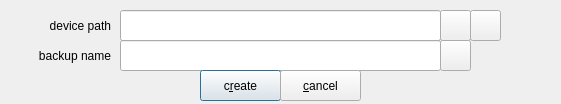
The window that zuluCrypt-gui/managevolumeheader.ui (mhogomchungu/zuluCrypt) describes before a commit, drawn with Qt 5.
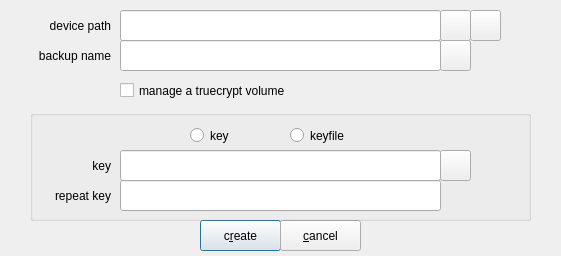
The same window after the commit.

Patch:
```diff
--- a/zuluCrypt-gui/managevolumeheader.ui
+++ b/zuluCrypt-gui/managevolumeheader.ui
@@ -10,7 +10,7 @@
     <x>0</x>
     <y>0</y>
     <width>561</width>
-    <height>104</height>
+    <height>256</height>
    </rect>
   </property>
   <property name="windowTitle">
@@ -65,7 +65,7 @@
    <property name="geometry">
     <rect>
      <x>200</x>
-     <y>70</y>
+     <y>220</y>
      <width>81</width>
      <height>31</height>
     </rect>
@@ -84,7 +84,7 @@
    <property name="geometry">
     <rect>
      <x>280</x>
-     <y>70</y>
+     <y>220</y>
      <width>81</width>
      <height>31</height>
     </rect>
@@ -154,6 +154,135 @@
     <string/>
    </property>
   </widget>
+  <widget class="QGroupBox" name="groupBox">
+   <property name="geometry">
+    <rect>
+     <x>30</x>
+     <y>110</y>
+     <width>501</width>
+     <height>111</height>
+    </rect>
+   </property>
+   <property name="title">
+    <string/>
+   </property>
+   <widget class="QLineEdit" name="lineEditPassWord">
+    <property name="geometry">
+     <rect>
+      <x>90</x>
+      <y>40</y>
+      <width>321</width>
+      <height>31</height>
+     </rect>
+    </property>
+    <property name="echoMode">
+     <enum>QLineEdit::Password</enum>
+    </property>
+   </widget>
+   <widget class="QLineEdit" name="lineEditRepeatPassWord">
+    <property name="geometry">
+     <rect>
+      <x>90</x>
+      <y>70</y>
+      <width>321</width>
+      <height>31</height>
+     </rect>
+    </property>
+    <property name="echoMode">
+     <enum>QLineEdit::Password</enum>
+    </property>
+   </widget>
+   <widget class="QPushButton" name="pBKeyFile">
+    <property name="geometry">
+     <rect>
+      <x>410</x>
+      <y>40</y>
+      <width>31</width>
+      <height>31</height>
+     </rect>
+    </property>
+    <property name="text">
+     <string/>
+    </property>
+   </widget>
+   <widget class="QRadioButton" name="rbKey">
+    <property name="geometry">
+     <rect>
+      <x>160</x>
+      <y>10</y>
+      <width>96</width>
+      <height>31</height>
+     </rect>
+    </property>
+    <property name="text">
+     <string>key</string>
+    </property>
+   </widget>
+   <widget class="QRadioButton" name="rbKeyFile">
+    <property name="geometry">
+     <rect>
+      <x>260</x>
+      <y>10</y>
+      <width>96</width>
+      <height>31</height>
+     </rect>
+    </property>
+    <property name="text">
+     <string>keyfile</string>
+    </property>
+   </widget>
+   <widget class="QLabel" name="label">
+    <property name="geometry">
+     <rect>
+      <x>10</x>
+      <y>40</y>
+      <width>71</width>
+      <height>31</height>
+     </rect>
+    </property>
+    <property name="text">
+     <string>key</string>
+    </property>
+    <property name="alignment">
+     <set>Qt::AlignRight|Qt::AlignTrailing|Qt::AlignVCenter</set>
+    </property>
+    <property name="wordWrap">
+     <bool>true</bool>
+    </property>
+   </widget>
+   <widget class="QLabel" name="label_2">
+    <property name="geometry">
+     <rect>
+      <x>10</x>
+      <y>70</y>
+      <width>71</width>
+      <height>31</height>
+     </rect>
+    </property>
+    <property name="text">
+     <string>repeat key</string>
+    </property>
+    <property name="alignment">
+     <set>Qt::AlignRight|Qt::AlignTrailing|Qt::AlignVCenter</set>
+    </property>
+    <property name="wordWrap">
+     <bool>true</bool>
+    </property>
+   </widget>
+  </widget>
+  <widget class="QCheckBox" name="checkBoxVolumeIsTrueCrypt">
+   <property name="geometry">
+    <rect>
+     <x>120</x>
+     <y>70</y>
+     <width>321</width>
+     <height>41</height>
+    </rect>
+   </property>
+   <property name="text">
+    <string>manage a truecrypt volume</string>
+   </property>
+  </widget>
  </widget>
  <tabstops>
   <tabstop>lineEditBackUpName</tabstop>
```
